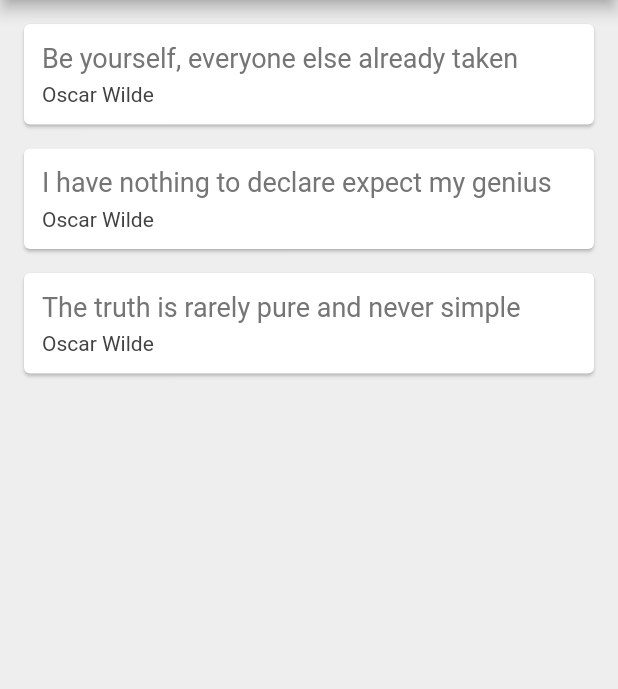
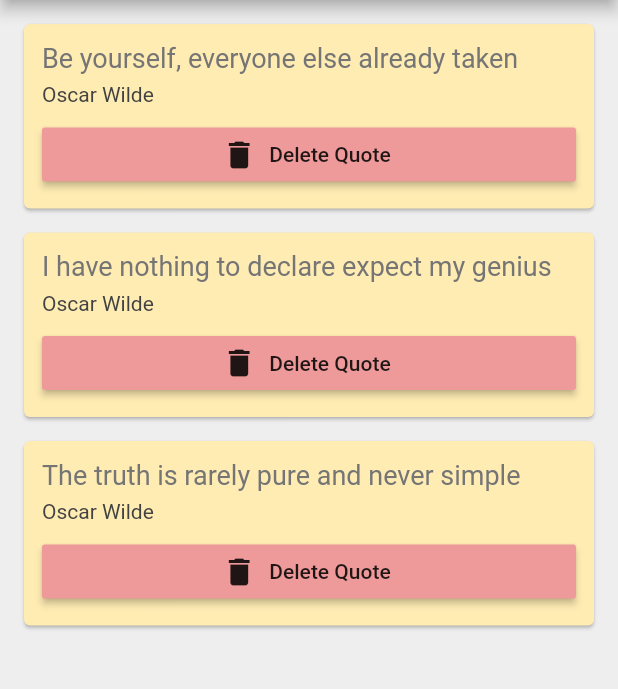
Before and after one commit to DaminduSandaruwan/QuotesApp, a Flutter app: the screen it shows after launch, on a phone screen of 412 x 824 dp, the part 84-773 px from its top. Run offline on Flutter 3.47's test engine with Material 2 defaults, Android fonts, the phone set to English and light mode, and no system bars.

Commit message:
Function as a Parameter-Created Delete buttons for Cards

```diff
--- a/lib/main.dart
+++ b/lib/main.dart
@@ -35,7 +35,14 @@ class _QuoteListState extends State<QuoteList> {
         backgroundColor: Colors.redAccent,
       ),
       body: Column(
-         children: quotes.map((quote)=> QuoteCard(quote:quote)).toList(),
+         children: quotes.map((quote)=> QuoteCard(
+           quote:quote,
+           delete: (){
+               setState(() {
+                 quotes.remove(quote);
+               });
+           }
+         )).toList(),
 
         //children: quotes.map((quote)=> quoteTemplate(quote)).toList(),
 
--- a/lib/quote_card.dart
+++ b/lib/quote_card.dart
@@ -4,11 +4,13 @@ import 'quote.dart';
 class QuoteCard extends StatelessWidget {
 
   final Quote quote;
-  QuoteCard({this.quote});
+  final Function delete;
+  QuoteCard({this.quote, this.delete});
 
   @override
   Widget build(BuildContext context) {
     return Card(
+      color: Colors.amber[100],
       margin: EdgeInsets.fromLTRB(16, 16, 16, 0),
       child: Padding(
         padding: const EdgeInsets.all(12.0),
@@ -29,7 +31,14 @@ class QuoteCard extends StatelessWidget {
                 fontSize: 14.0,
                 color: Colors.grey[800],
               ),
-            )
+            ),
+            SizedBox(height: 8.0),
+            RaisedButton.icon(
+              onPressed: delete,
+              label: Text('Delete Quote'),
+              icon:Icon(Icons.delete),
+              color: Colors.red[200],
+            ),
           ],
         ),
       ),
```
